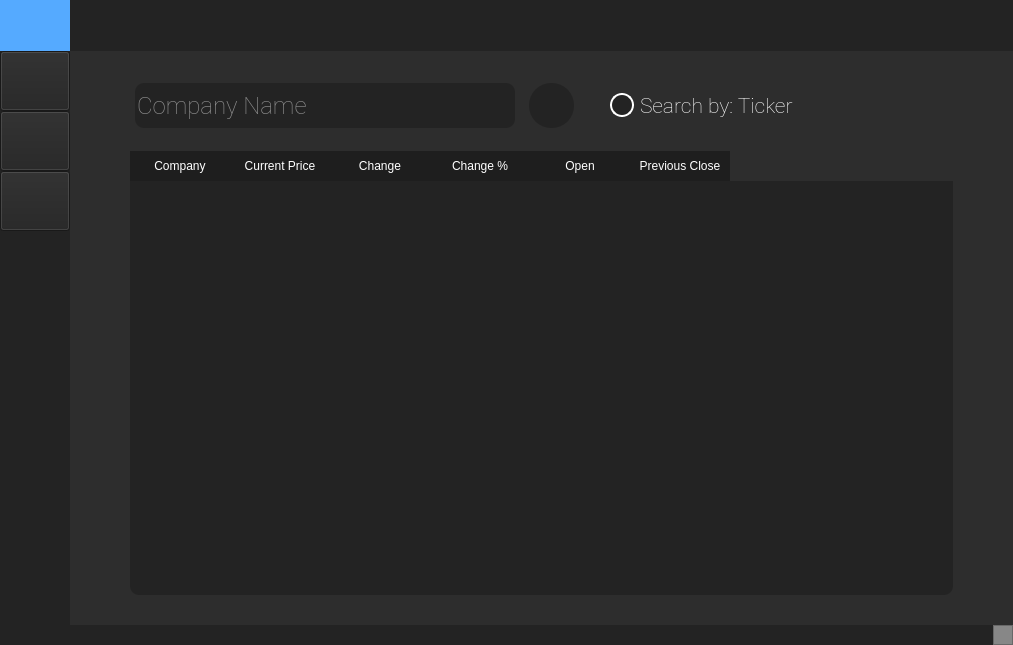
devilb2103/StonkSim_X64, file test.ui: the form before one commit.
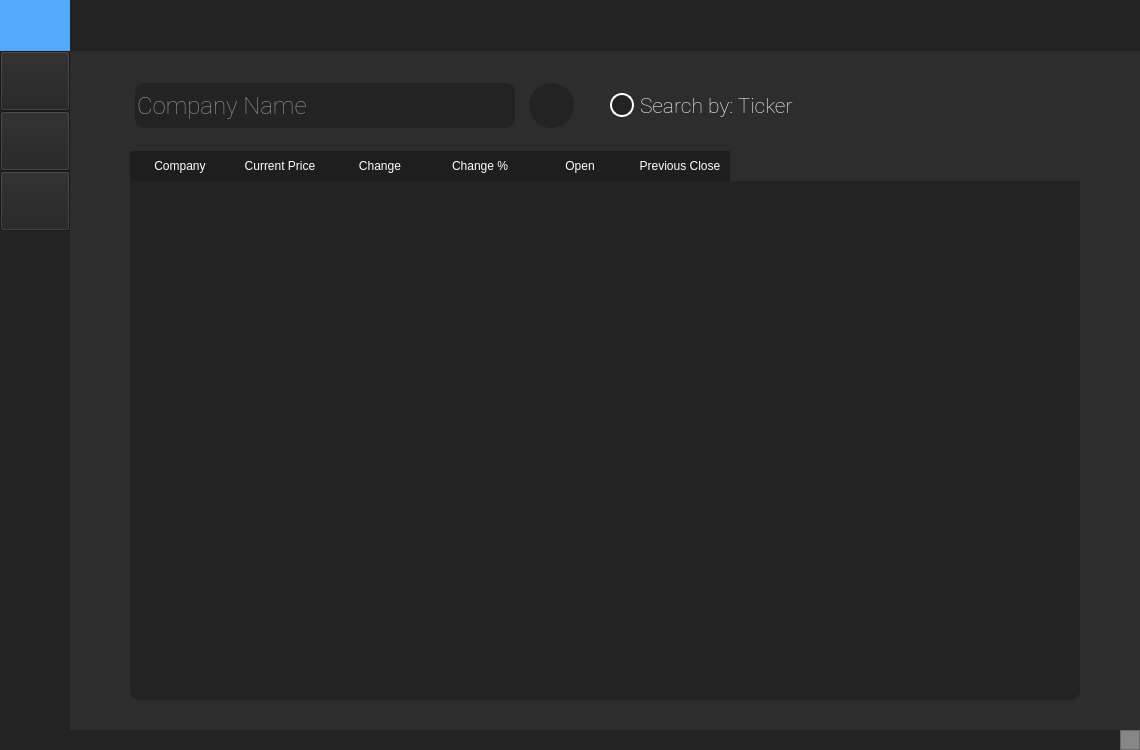
The form after the commit. Icons and pictures are not drawn.

Patch:
```diff
--- a/test.ui
+++ b/test.ui
@@ -6,8 +6,8 @@
    <rect>
     <x>0</x>
     <y>0</y>
-    <width>1013</width>
-    <height>645</height>
+    <width>1140</width>
+    <height>750</height>
    </rect>
   </property>
   <property name="minimumSize">
```
